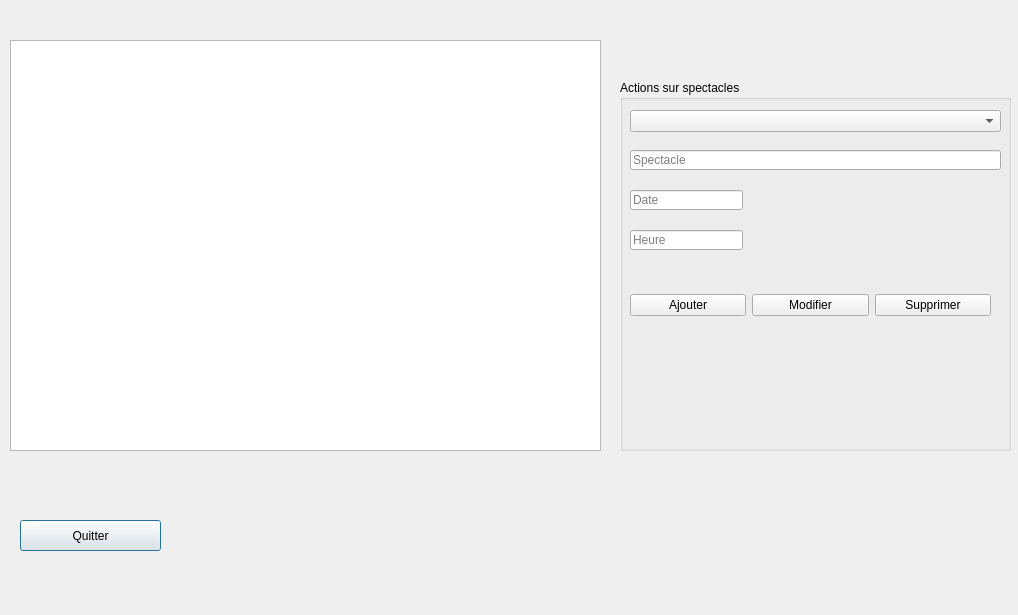
This is FestiClicC/spectacles.ui in FestiClic/FestiClic3 as Qt 5 draws it before an edit. The edited form follows.
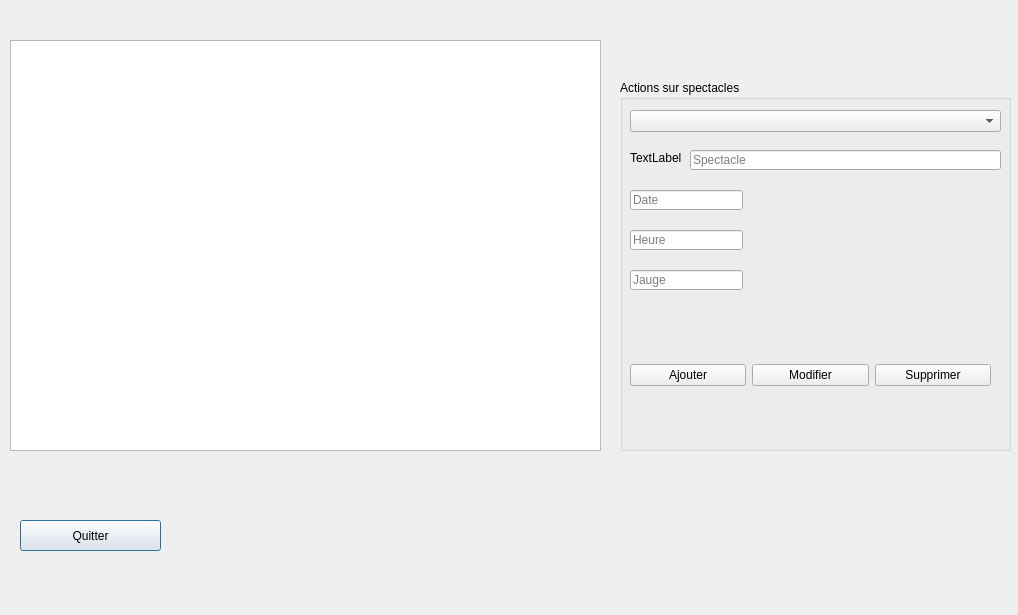
This is the edited form.

Commit message: Page client en cours - retour sur page Spectacle requetes a revoir

What changed in the file:
```diff
--- a/FestiClicC/spectacles.ui
+++ b/FestiClicC/spectacles.ui
@@ -77,9 +77,9 @@
    <widget class="QLineEdit" name="sTxtSpectacle">
     <property name="geometry">
      <rect>
-      <x>10</x>
+      <x>70</x>
       <y>70</y>
-      <width>371</width>
+      <width>311</width>
       <height>20</height>
      </rect>
     </property>
@@ -101,7 +101,7 @@
     <property name="geometry">
      <rect>
       <x>10</x>
-      <y>190</y>
+      <y>260</y>
       <width>361</width>
       <height>71</height>
      </rect>
@@ -130,6 +130,32 @@
      </item>
     </layout>
    </widget>
+   <widget class="QLineEdit" name="sTxtJauge">
+    <property name="geometry">
+     <rect>
+      <x>10</x>
+      <y>190</y>
+      <width>113</width>
+      <height>20</height>
+     </rect>
+    </property>
+    <property name="placeholderText">
+     <string>Jauge</string>
+    </property>
+   </widget>
+   <widget class="QLabel" name="sLabelIdSpectacle">
+    <property name="geometry">
+     <rect>
+      <x>10</x>
+      <y>70</y>
+      <width>51</width>
+      <height>16</height>
+     </rect>
+    </property>
+    <property name="text">
+     <string>TextLabel</string>
+    </property>
+   </widget>
   </widget>
  </widget>
  <resources/>
```
The commit also changes 10 other files.
